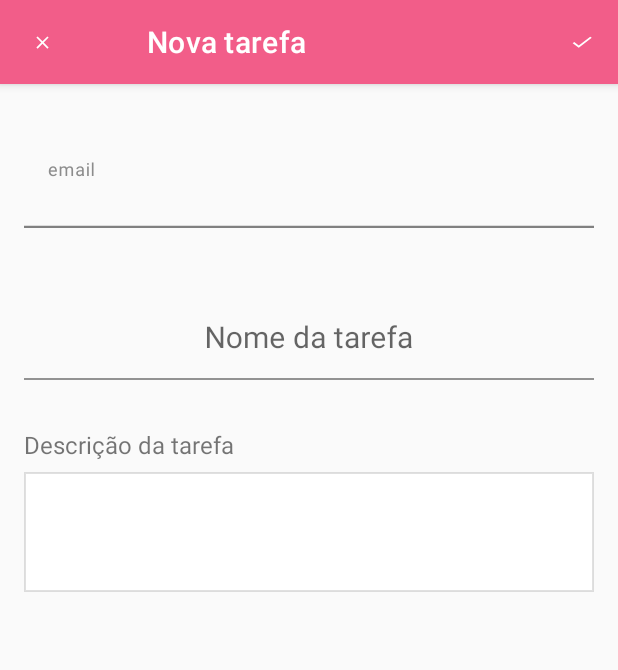
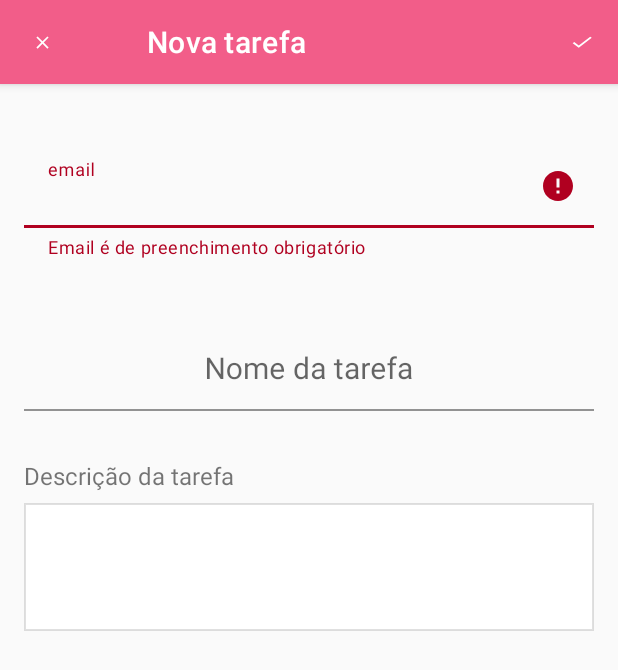
Before and after one commit to MTrindademoreno/sofie, an Android app: the TasksAddActivity screen opened directly, with no data from a screen before it, after a tap on "add", on a phone screen of 412 x 824 dp. Shown: the top 670 px of the screen. Run offline under Robolectric (Android 15) with nearby library versions, the phone set to English and light mode, and no system bars.

Commit message:
validations ok

```diff
--- a/app/src/main/AndroidManifest.xml
+++ b/app/src/main/AndroidManifest.xml
@@ -11,10 +11,10 @@
         android:roundIcon="@mipmap/ic_launcher_round"
         android:supportsRtl="true"
         android:theme="@style/Theme.Sofie">
-        <activity android:name=".TasksAddActivity"
+        <activity android:name=".view.TasksAddActivity"
             android:screenOrientation="portrait"/>
         <activity
-            android:name=".SplashActivity"
+            android:name=".view.SplashActivity"
             android:screenOrientation="portrait">
             <intent-filter>
                 <action android:name="android.intent.action.MAIN" />
@@ -23,7 +23,7 @@
             </intent-filter>
         </activity>
         <activity
-            android:name=".MainActivity"
+            android:name=".view.MainActivity"
             android:screenOrientation="portrait" />
     </application>
 
--- a/app/src/main/java/com/example/sofie/TasksAddActivity.kt
+++ /dev/null
@@ -1,34 +0,0 @@
-package com.example.sofie
-
-import android.os.Bundle
-import android.widget.Toast
-import androidx.appcompat.app.AppCompatActivity
-import androidx.lifecycle.ViewModel
-import androidx.lifecycle.ViewModelProvider
-import com.example.sofie.api.TaskApiService
-import com.example.sofie.databinding.ActivityTasksAddBinding
-import com.example.sofie.model.Data
-import com.example.sofie.viewModel.TaskPostviewModel
-
-class TasksAddActivity : AppCompatActivity() {
-    private lateinit var viewModel: TaskPostviewModel
-    private lateinit var binding: ActivityTasksAddBinding
-    override fun onCreate(savedInstanceState: Bundle?) {
-        super.onCreate(savedInstanceState)
-        binding = ActivityTasksAddBinding.inflate(layoutInflater)
-        setContentView(binding.root)
-        binding.topAppBar.menu.setGroupEnabled(R.id.groupItem, true)
-
-        binding.topAppBar.setOnMenuItemClickListener {
-            when (it.itemId) {
-                R.id.taskSave -> {
-                    Toast.makeText(this, "save", Toast.LENGTH_LONG).show()
-                    viewModel.postTasks(Data("","","ola","teste@terra.com.br","","TestePost"))
-
-                    true
-                }
-                else -> false
-            }
-        }
-    }
-}
--- a/app/src/main/java/com/example/sofie/adapter/MainAdpter.kt
+++ b/app/src/main/java/com/example/sofie/adapter/MainAdpter.kt
@@ -9,7 +9,7 @@ import com.example.sofie.R
 import com.example.sofie.model.Data
 import com.example.sofie.model.TaskItem
 
-class MainAdpter(private val list: TaskItem):RecyclerView.Adapter<MainAdpter.ViewHolder>() {
+class MainAdpter(private val list: List<Data>):RecyclerView.Adapter<MainAdpter.ViewHolder>() {
     override fun onCreateViewHolder(parent: ViewGroup, viewType: Int): MainAdpter.ViewHolder {
         val view = LayoutInflater.from(parent.context)
             .inflate( R.layout.task_item,parent,false)
@@ -17,11 +17,11 @@ class MainAdpter(private val list: TaskItem):RecyclerView.Adapter<MainAdpter.Vie
     }
 
     override fun onBindViewHolder(holder: MainAdpter.ViewHolder, position: Int) {
-        holder.bind(list.data[position])
+        holder.bind(list[position])
     }
 
     override fun getItemCount(): Int {
-        return list.data.size
+        return list.size
     }
 
     class ViewHolder(itemView:View):RecyclerView.ViewHolder(itemView) {
--- /dev/null
+++ b/app/src/main/java/com/example/sofie/utils/Validation.kt
@@ -0,0 +1,41 @@
+package com.example.sofie.utils
+
+import android.content.Context
+import android.widget.EditText
+import com.example.sofie.R
+import com.google.android.material.textfield.TextInputLayout
+
+class Validation(val context: Context) {
+
+    fun isEditTextFilled(et: EditText, til: TextInputLayout, label: String): Boolean {
+        return if (et.text.isNotEmpty()) {
+            til.isErrorEnabled = false
+            true
+        } else {
+            til.error = context.getString(R.string.field_required, label)
+            et.requestFocus()
+            false
+        }
+    }
+
+    fun isEmailValid(et: EditText, til: TextInputLayout): Boolean {
+        return when {
+            android.util.Patterns.EMAIL_ADDRESS.matcher(et.text.toString()).matches() -> {
+                til.isErrorEnabled = false
+                true
+            }
+            else -> {
+                if (et.text.isEmpty()) {
+                    til.error = context.getString(
+                        R.string.field_required,
+                        context.getString(R.string.email)
+                    )
+                } else {
+                    til.error = context.getString(R.string.msg_invalid_email)
+                }
+                et.requestFocus()
+                false
+            }
+        }
+    }
+}
--- a/app/src/main/java/com/example/sofie/SplashActivity.kt
+++ b/app/src/main/java/com/example/sofie/view/SplashActivity.kt
@@ -1,8 +1,9 @@
-package com.example.sofie
+package com.example.sofie.view
 
 import android.content.Intent
 import androidx.appcompat.app.AppCompatActivity
 import android.os.Bundle
+import com.example.sofie.R
 import java.util.*
 import kotlin.concurrent.schedule
 
--- /dev/null
+++ b/app/src/main/java/com/example/sofie/view/TasksAddActivity.kt
@@ -0,0 +1,84 @@
+package com.example.sofie.view
+
+import android.os.Bundle
+import android.widget.Toast
+import androidx.appcompat.app.AppCompatActivity
+import androidx.lifecycle.ViewModelProvider
+import com.example.sofie.R
+import com.example.sofie.databinding.ActivityTasksAddBinding
+import com.example.sofie.model.Data
+import com.example.sofie.utils.Validation
+import com.example.sofie.viewModel.TaskPostviewModel
+
+class TasksAddActivity : AppCompatActivity() {
+
+    private lateinit var viewModel: TaskPostviewModel
+    private lateinit var binding: ActivityTasksAddBinding
+    override fun onCreate(savedInstanceState: Bundle?) {
+        super.onCreate(savedInstanceState)
+        binding = ActivityTasksAddBinding.inflate(layoutInflater)
+        setContentView(binding.root)
+
+        viewModel = ViewModelProvider(this).get(TaskPostviewModel::class.java)
+
+
+
+        initComponents()
+    }
+
+    private fun verifyInput(): Boolean {
+        val mEmail = binding.edtMailTask
+        val mTitle = binding.edtNameTask
+        val mDescription = binding.edtDescriptionTask
+        val tilEmail = binding.tilEmailTask
+        val tilTitle = binding.tilNameTask
+        val tilDescription = binding.tilDescriptionTask
+
+        Validation(this).apply {
+            return isEmailValid(mEmail, tilEmail)
+                    && isEditTextFilled(mTitle, tilTitle, getString(R.string.title))
+                    && isEditTextFilled(
+                mDescription,
+                tilDescription,
+                getString(R.string.descrition)
+            )
+
+
+        }
+    }
+
+    private fun initComponents() {
+        binding.topAppBar.setOnMenuItemClickListener {
+            when (it.itemId) {
+                R.id.taskSave -> {
+
+                    if (verifyInput()) {
+                        Toast.makeText(this, "save", Toast.LENGTH_LONG).show()
+                        postTask()
+
+
+                    }
+
+
+                    true
+                }
+                else -> false
+            }
+        }
+
+        binding.topAppBar.setNavigationOnClickListener {
+            finish()
+        }
+    }
+
+    private fun postTask() {
+
+        val email = binding.edtMailTask.editableText.toString()
+        val title = binding.edtNameTask.editableText.toString()
+        val description = binding.edtDescriptionTask.editableText.toString()
+        viewModel.postTasks(Data(description, email, title))
+
+    }
+
+
+}
--- a/app/src/main/res/layout/activity_tasks_add.xml
+++ b/app/src/main/res/layout/activity_tasks_add.xml
@@ -35,6 +35,7 @@
         app:layout_constraintTop_toBottomOf="@id/topAppBar">
 
         <com.google.android.material.textfield.TextInputEditText
+            android:id="@+id/edtMailTask"
             android:textColor="#8C8C8C"
             android:layout_width="match_parent"
             android:layout_height="wrap_content"
@@ -61,6 +62,7 @@
         app:layout_constraintTop_toBottomOf="@id/tilEmailTask">
 
         <com.google.android.material.textfield.TextInputEditText
+            android:id="@+id/edtNameTask"
             android:layout_width="match_parent"
             android:layout_height="wrap_content"
             android:background="@color/white_fa"
@@ -73,18 +75,19 @@
 
 
     <com.google.android.material.textfield.TextInputLayout
+
         android:id="@+id/tilDescriptionTask"
         style="@style/Widget.MaterialComponents.TextInputLayout.OutlinedBox"
         android:layout_width="match_parent"
-        android:layout_height="85dp"
+        android:layout_height="wrap_content"
         android:layout_marginStart="16dp"
         android:layout_marginEnd="16dp"
         app:layout_constraintTop_toBottomOf="@id/lblDescriptionTask">
 
         <com.google.android.material.textfield.TextInputEditText
-            android:id="@+id/edtTilNameTask"
+            android:id="@+id/edtDescriptionTask"
             android:layout_width="match_parent"
-            android:layout_height="match_parent"
+            android:layout_height="85dp"
             android:background="@drawable/bg_til_description" />
 
     </com.google.android.material.textfield.TextInputLayout>
--- a/app/src/main/res/menu/top_app_bar.xml
+++ b/app/src/main/res/menu/top_app_bar.xml
@@ -1,20 +1,14 @@
 <?xml version="1.0" encoding="utf-8"?>
 <menu xmlns:android="http://schemas.android.com/apk/res/android"
     xmlns:app="http://schemas.android.com/apk/res-auto">
-<group
-    android:id="@+id/groupItem"
-    android:enabled="false">
+
 
     <item
-        android:checkable="false"
         android:id="@+id/taskSave"
         android:contentDescription="@string/add_task"
         android:icon="@drawable/ic_baseline_check_24"
         android:title="@string/add"
         app:showAsAction="ifRoom" />
 
-</group>
-
-
 
 </menu>
--- a/app/src/main/res/values/strings.xml
+++ b/app/src/main/res/values/strings.xml
@@ -10,4 +10,10 @@
     <string name="img_rectangle_splash">imagem retangulo splash</string>
     <string name="icon_check">icone check</string>
     <string name="add">add</string>
+    <string name="field_required">%1$s é de preenchimento obrigatório</string>
+    <string name="email">Email</string>
+    <string name="msg_invalid_email">Email inválido</string>
+    <string name="title">Nome da tarefa</string>
+    <string name="descrition">Descrição da tarefa</string>
+
 </resources>
```
Also changed, not shown: app/src/main/java/com/example/sofie/model/Data.kt (+3 -8 lines), app/src/main/java/com/example/sofie/view/MainActivity.kt (renamed from app/src/main/java/com/example/sofie/MainActivity.kt, +35 -9 lines).
